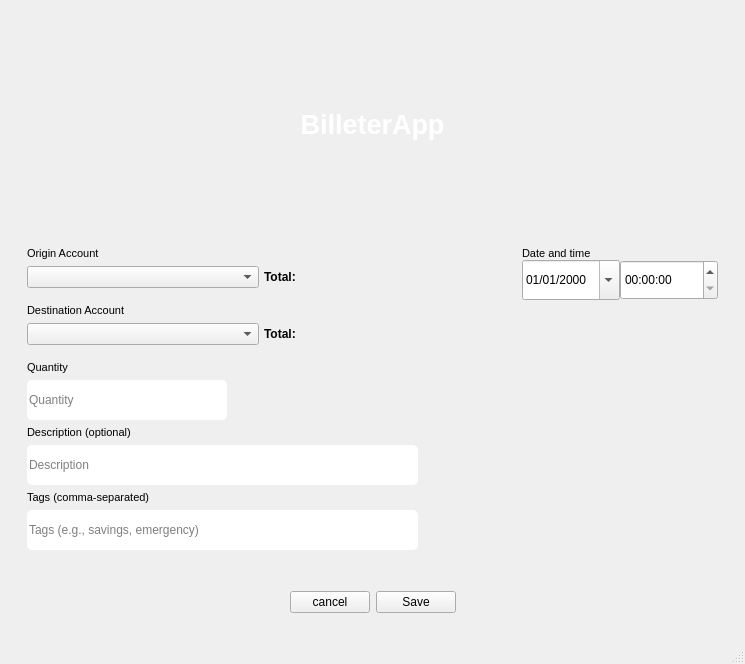
Igna11/Billetera2.0, file billeUI/uis/operation_transfer_screen.ui: the form before one commit.
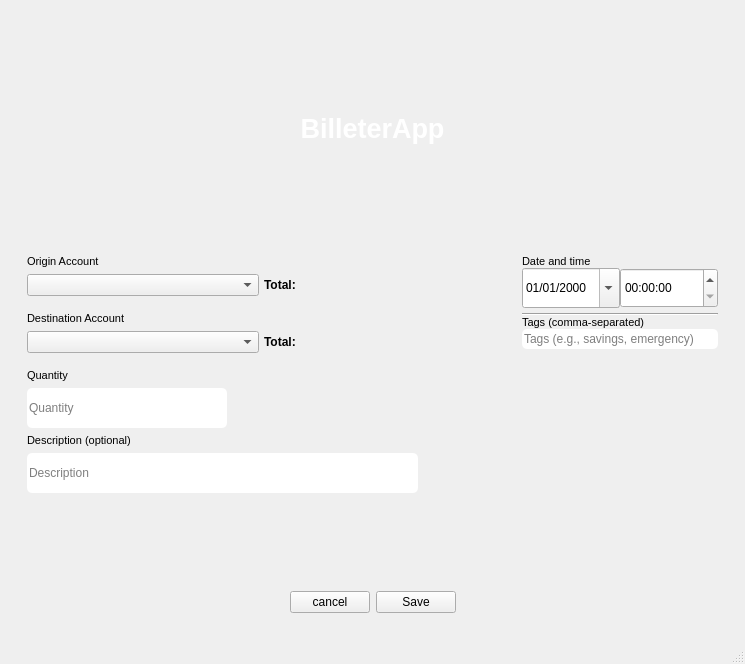
The form after the commit. Icons and pictures are not drawn.

Diff of the .ui file:
```diff
--- a/billeUI/uis/operation_transfer_screen.ui
+++ b/billeUI/uis/operation_transfer_screen.ui
@@ -225,36 +225,6 @@
               </property>
              </widget>
             </item>
-            <item>
-             <widget class="QLabel" name="tags_label">
-              <property name="font">
-               <font>
-                <pointsize>8</pointsize>
-               </font>
-              </property>
-              <property name="text">
-               <string>Tags (comma-separated)</string>
-              </property>
-             </widget>
-            </item>
-            <item>
-             <widget class="QLineEdit" name="tags_line">
-              <property name="minimumSize">
-               <size>
-                <width>0</width>
-                <height>40</height>
-               </size>
-              </property>
-              <property name="styleSheet">
-               <string notr="true">background-color: rgb(255, 255, 255);
-border-radius:5px;
-</string>
-              </property>
-              <property name="placeholderText">
-               <string>Tags (e.g., savings, emergency)</string>
-              </property>
-             </widget>
-            </item>
             <item>
              <spacer name="data_verticalSpacer">
               <property name="orientation">
@@ -284,7 +254,7 @@
            </spacer>
           </item>
           <item>
-           <layout class="QVBoxLayout" name="acc_verticalLayout" stretch="0,0,0">
+           <layout class="QVBoxLayout" name="acc_verticalLayout" stretch="0,0,0,0,0,0,1">
             <property name="spacing">
              <number>0</number>
             </property>
@@ -330,6 +300,61 @@
               </item>
              </layout>
             </item>
+            <item>
+             <spacer name="verticalSpacer">
+              <property name="orientation">
+               <enum>Qt::Vertical</enum>
+              </property>
+              <property name="sizeHint" stdset="0">
+               <size>
+                <width>5</width>
+                <height>5</height>
+               </size>
+              </property>
+             </spacer>
+            </item>
+            <item>
+             <widget class="Line" name="line">
+              <property name="orientation">
+               <enum>Qt::Horizontal</enum>
+              </property>
+             </widget>
+            </item>
+            <item>
+             <widget class="QLabel" name="tags_label">
+              <property name="font">
+               <font>
+                <pointsize>8</pointsize>
+               </font>
+              </property>
+              <property name="text">
+               <string>Tags (comma-separated)</string>
+              </property>
+             </widget>
+            </item>
+            <item>
+             <widget class="QLineEdit" name="tags_line">
+              <property name="minimumSize">
+               <size>
+                <width>0</width>
+                <height>20</height>
+               </size>
+              </property>
+              <property name="font">
+               <font>
+                <pointsize>9</pointsize>
+               </font>
+              </property>
+              <property name="styleSheet">
+               <string notr="true">background-color: rgb(255, 255, 255);
+border-radius:5px;
+</string>
+              </property>
+              <property name="placeholderText">
+               <string>Tags (e.g., savings, emergency)</string>
+              </property>
+             </widget>
+            </item>
             <item>
              <spacer name="verticalSpacer_3">
               <property name="orientation">
```
